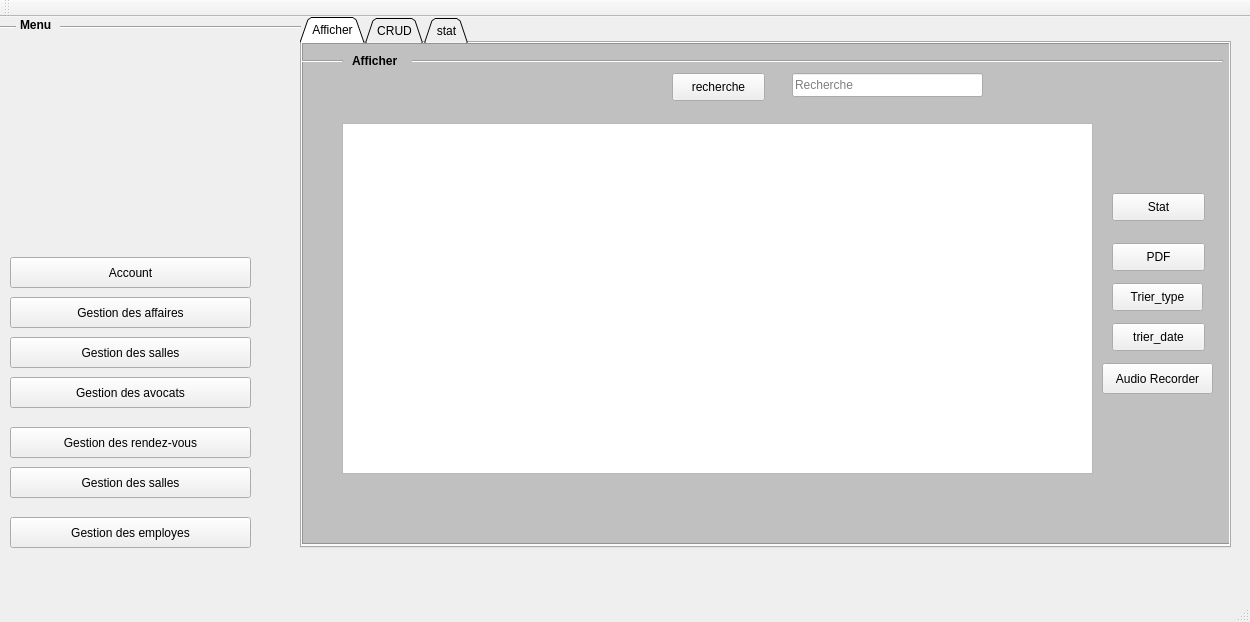
haithem000/Smart_Court_2A39, file mainwindow.ui: the form before one commit.
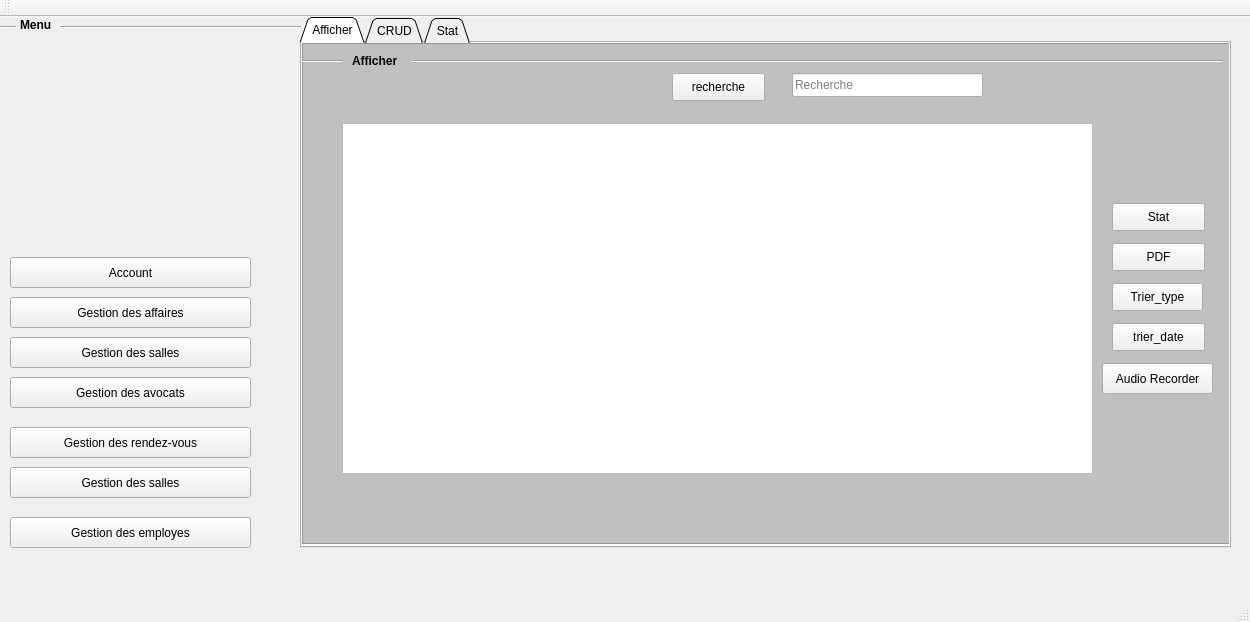
The form after the commit. Icons and pictures are not drawn.

The edit to the form file:
```diff
--- a/mainwindow.ui
+++ b/mainwindow.ui
@@ -155,19 +155,6 @@
        <string>Audio Recorder</string>
       </property>
      </widget>
-     <widget class="QPushButton" name="pb_stat">
-      <property name="geometry">
-       <rect>
-        <x>810</x>
-        <y>150</y>
-        <width>93</width>
-        <height>28</height>
-       </rect>
-      </property>
-      <property name="text">
-       <string>Stat</string>
-      </property>
-     </widget>
      <widget class="QLineEdit" name="le_Rechercher">
       <property name="geometry">
        <rect>
@@ -197,6 +184,19 @@
        <string>Trier_type</string>
       </property>
      </widget>
+     <widget class="QPushButton" name="pb_stat">
+      <property name="geometry">
+       <rect>
+        <x>810</x>
+        <y>160</y>
+        <width>93</width>
+        <height>28</height>
+       </rect>
+      </property>
+      <property name="text">
+       <string>Stat</string>
+      </property>
+     </widget>
      <zorder>textBrowser_2</zorder>
      <zorder>label_13</zorder>
      <zorder>tab_affaire</zorder>
@@ -664,7 +664,7 @@
     </widget>
     <widget class="QWidget" name="tab_5">
      <attribute name="title">
-      <string>stat</string>
+      <string>Stat</string>
      </attribute>
      <widget class="QTextBrowser" name="textBrowser_3">
       <property name="geometry">
```
Left out of the diff: 2 changed lines with no effect on the pictures.
